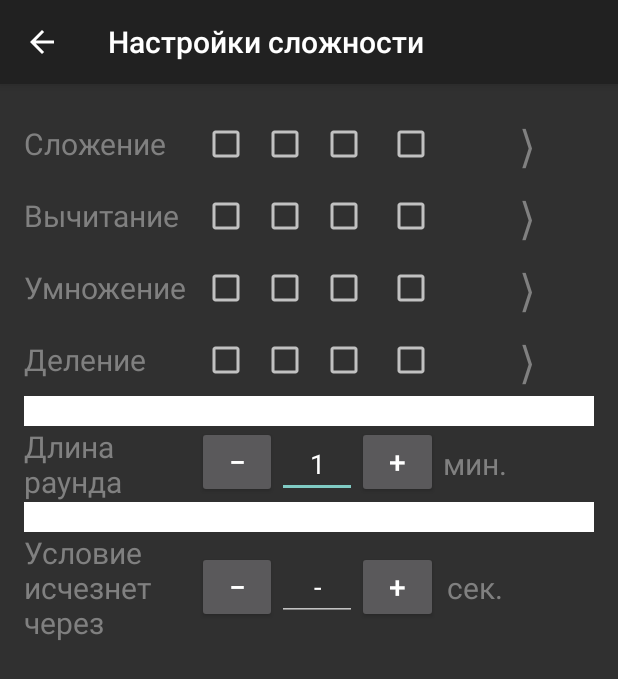
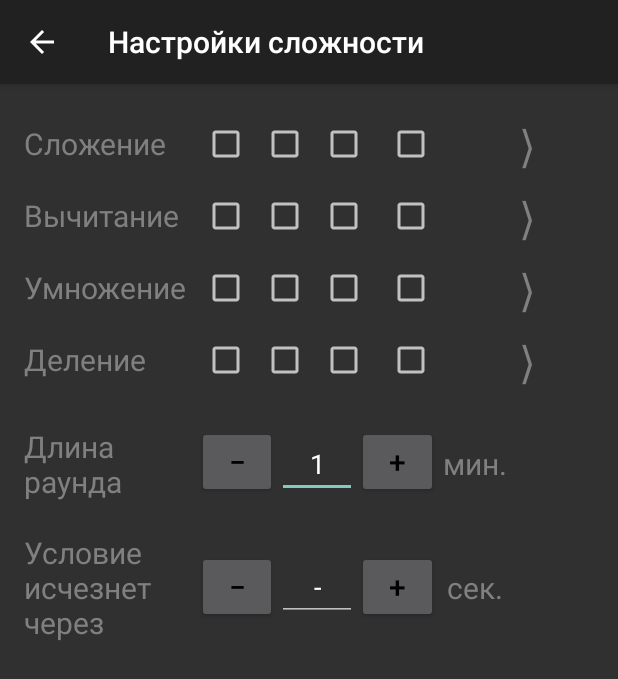
Before and after one commit to akzubarev/Decimals, an Android app: the SettingsSimpleActivity screen opened directly, with no data from a screen before it, on a phone screen of 412 x 824 dp. Shown: the top 679 px of the screen. Run offline under Robolectric (Android 15) with nearby library versions, the phone set to English and light mode, and no system bars; libraries missing offline, so code that uses them is left out: android.test.

Commit message:
Багфикс в окне настроек - делает отступы прозрачными

```diff
--- a/app/src/main/res/layout/settings_simple.xml
+++ b/app/src/main/res/layout/settings_simple.xml
@@ -200,7 +200,7 @@
                 android:layout_width="match_parent"
                 android:layout_height="20dip"
                 android:layout_weight="1"
-                android:background="#FFFFFF"
+                android:background="@android:color/transparent"
                 android:padding="2dip"
                 />
 
@@ -221,6 +221,7 @@
                 android:layout_width="0dp"
                 android:text="−"
                 android:textSize="20sp"
+                android:textColor="@android:color/black"
                 android:onClick="firstMinus"
                 />
 
@@ -239,6 +240,7 @@
                 android:layout_width="0dp"
                 android:text="+"
                 android:textSize="20sp"
+                android:textColor="@android:color/black"
                 android:onClick="firstPlus"
                 />
 
@@ -261,7 +263,7 @@
                 android:layout_width="match_parent"
                 android:layout_height="20dip"
                 android:layout_weight="1"
-                android:background="#FFFFFF"
+                android:background="@android:color/transparent"
                 android:padding="2dip"
                 />
 
@@ -282,6 +284,7 @@
                 android:layout_gravity="center"
                 android:text="−"
                 android:textSize="20sp"
+                android:textColor="@android:color/black"
                 android:onClick="secondMinus"
                 />
 
@@ -301,6 +304,7 @@
                 android:layout_gravity="center"
                 android:text="+"
                 android:textSize="20sp"
+                android:textColor="@android:color/black"
                 android:onClick="secondPlus"
                 />
 
```
